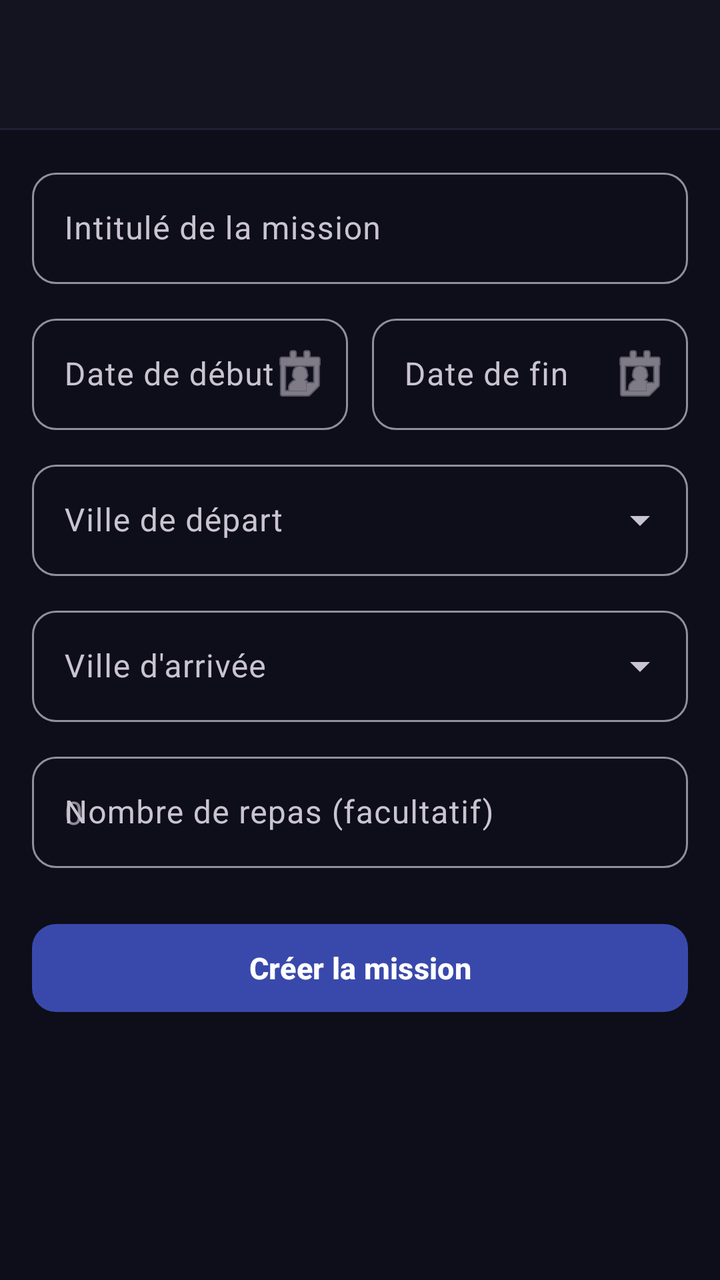
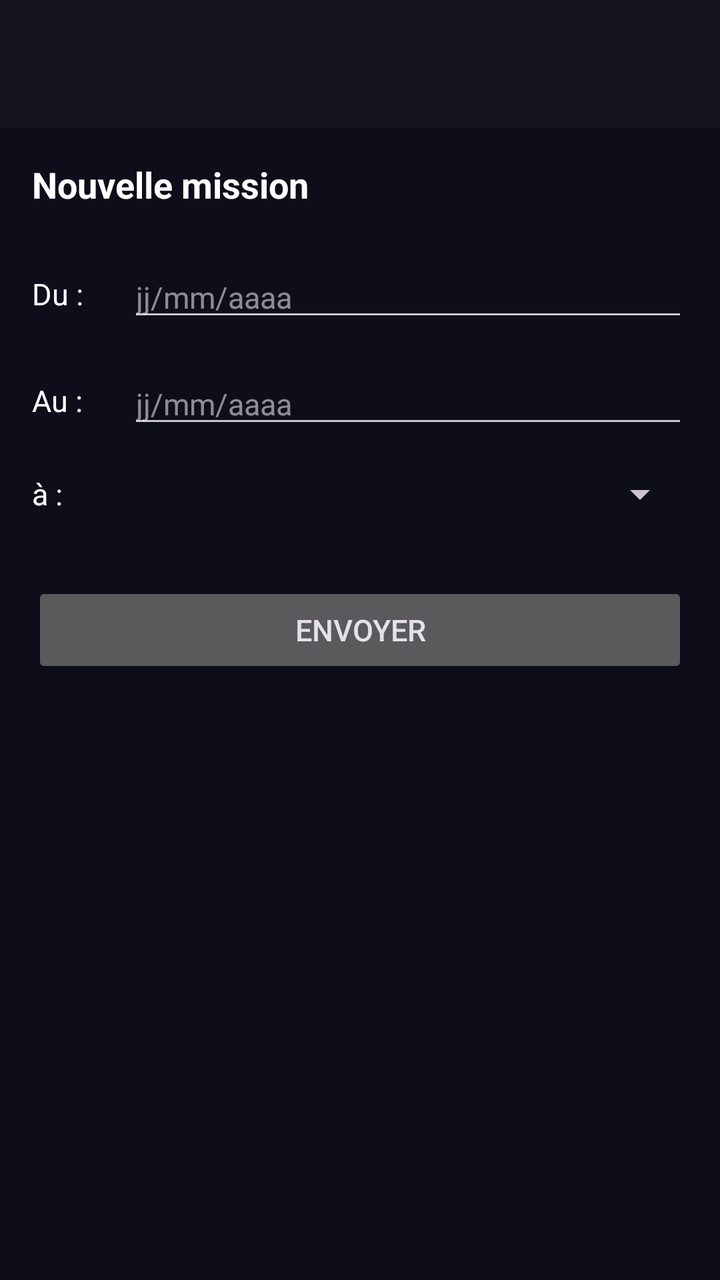

Screens rendered from an Android XML layout before and after an edit, with the pre-edit source and the edit as a unified diff.
<!-- AndroidManifest.xml: application theme Theme.Epoka -->
<!-- res/layout/activity_create_mission.xml -->
<?xml version="1.0" encoding="utf-8"?>
<androidx.coordinatorlayout.widget.CoordinatorLayout
    xmlns:android="http://schemas.android.com/apk/res/android"
    xmlns:app="http://schemas.android.com/apk/res-auto"
    android:layout_width="match_parent"
    android:layout_height="match_parent"
    android:background="@color/background">

    <com.google.android.material.appbar.AppBarLayout
        android:layout_width="match_parent"
        android:layout_height="wrap_content"
        android:background="@color/surface"
        app:elevation="0dp">
        <androidx.appcompat.widget.Toolbar
            android:id="@+id/toolbar"
            android:layout_width="match_parent"
            android:layout_height="?attr/actionBarSize"
            style="@style/Theme.Epoka.Toolbar" />
        <View android:layout_width="match_parent" android:layout_height="1dp"
            android:background="@color/surface_variant" />
    </com.google.android.material.appbar.AppBarLayout>

    <ScrollView
        android:layout_width="match_parent"
        android:layout_height="match_parent"
        app:layout_behavior="@string/appbar_scrolling_view_behavior">

        <LinearLayout
            android:layout_width="match_parent"
            android:layout_height="wrap_content"
            android:orientation="vertical"
            android:padding="16dp">

            
            <com.google.android.material.card.MaterialCardView
                android:id="@+id/cardError"
                android:layout_width="match_parent"
                android:layout_height="wrap_content"
                android:visibility="gone"
                app:cardBackgroundColor="@color/error_bg"
                app:cardCornerRadius="12dp"
                app:strokeColor="@color/error"
                app:strokeWidth="1dp"
                android:layout_marginBottom="12dp">
                <TextView
                    android:id="@+id/tvError"
                    android:layout_width="match_parent"
                    android:layout_height="wrap_content"
                    android:padding="12dp"
                    android:textColor="@color/error"
                    android:textSize="13sp" />
            </com.google.android.material.card.MaterialCardView>

            
            <com.google.android.material.textfield.TextInputLayout
                android:id="@+id/tilIntitule"
                android:layout_width="match_parent"
                android:layout_height="wrap_content"
                android:hint="Intitulé de la mission"
                style="@style/Widget.Material3.TextInputLayout.OutlinedBox"
                app:boxCornerRadiusTopStart="12dp" app:boxCornerRadiusTopEnd="12dp"
                app:boxCornerRadiusBottomStart="12dp" app:boxCornerRadiusBottomEnd="12dp"
                android:layout_marginBottom="12dp">
                <com.google.android.material.textfield.TextInputEditText
                    android:id="@+id/etIntitule"
                    android:layout_width="match_parent"
                    android:layout_height="wrap_content"
                    android:inputType="text|textCapSentences"
                    android:imeOptions="actionNext" />
            </com.google.android.material.textfield.TextInputLayout>

            
            <LinearLayout
                android:layout_width="match_parent"
                android:layout_height="wrap_content"
                android:orientation="horizontal"
                android:layout_marginBottom="12dp">

                <com.google.android.material.textfield.TextInputLayout
                    android:id="@+id/tilDateDebut"
                    android:layout_width="0dp"
                    android:layout_weight="1"
                    android:layout_height="wrap_content"
                    android:hint="Date de début"
                    style="@style/Widget.Material3.TextInputLayout.OutlinedBox"
                    app:boxCornerRadiusTopStart="12dp" app:boxCornerRadiusTopEnd="12dp"
                    app:boxCornerRadiusBottomStart="12dp" app:boxCornerRadiusBottomEnd="12dp"
                    android:layout_marginEnd="6dp"
                    app:endIconMode="custom"
                    app:endIconDrawable="@android:drawable/ic_menu_my_calendar">
                    <com.google.android.material.textfield.TextInputEditText
                        android:id="@+id/etDateDebut"
                        android:layout_width="match_parent"
                        android:layout_height="wrap_content"
                        android:focusable="false" />
                </com.google.android.material.textfield.TextInputLayout>

                <com.google.android.material.textfield.TextInputLayout
                    android:id="@+id/tilDateFin"
                    android:layout_width="0dp"
                    android:layout_weight="1"
                    android:layout_height="wrap_content"
                    android:hint="Date de fin"
                    style="@style/Widget.Material3.TextInputLayout.OutlinedBox"
                    app:boxCornerRadiusTopStart="12dp" app:boxCornerRadiusTopEnd="12dp"
                    app:boxCornerRadiusBottomStart="12dp" app:boxCornerRadiusBottomEnd="12dp"
                    android:layout_marginStart="6dp"
                    app:endIconMode="custom"
                    app:endIconDrawable="@android:drawable/ic_menu_my_calendar">
                    <com.google.android.material.textfield.TextInputEditText
                        android:id="@+id/etDateFin"
                        android:layout_width="match_parent"
                        android:layout_height="wrap_content"
                        android:focusable="false" />
                </com.google.android.material.textfield.TextInputLayout>
            </LinearLayout>

            
            <com.google.android.material.textfield.TextInputLayout
                android:id="@+id/tilDepart"
                android:layout_width="match_parent"
                android:layout_height="wrap_content"
                android:hint="Ville de départ"
                style="@style/Widget.Material3.TextInputLayout.OutlinedBox.ExposedDropdownMenu"
                app:boxCornerRadiusTopStart="12dp" app:boxCornerRadiusTopEnd="12dp"
                app:boxCornerRadiusBottomStart="12dp" app:boxCornerRadiusBottomEnd="12dp"
                android:layout_marginBottom="12dp">
                <AutoCompleteTextView
                    android:id="@+id/actvDepart"
                    android:layout_width="match_parent"
                    android:layout_height="wrap_content"
                    android:inputType="text" />
            </com.google.android.material.textfield.TextInputLayout>

            
            <com.google.android.material.textfield.TextInputLayout
                android:id="@+id/tilArrivee"
                android:layout_width="match_parent"
                android:layout_height="wrap_content"
                android:hint="Ville d'arrivée"
                style="@style/Widget.Material3.TextInputLayout.OutlinedBox.ExposedDropdownMenu"
                app:boxCornerRadiusTopStart="12dp" app:boxCornerRadiusTopEnd="12dp"
                app:boxCornerRadiusBottomStart="12dp" app:boxCornerRadiusBottomEnd="12dp"
                android:layout_marginBottom="12dp">
                <AutoCompleteTextView
                    android:id="@+id/actvArrivee"
                    android:layout_width="match_parent"
                    android:layout_height="wrap_content"
                    android:inputType="text" />
            </com.google.android.material.textfield.TextInputLayout>

            
            <com.google.android.material.textfield.TextInputLayout
                android:id="@+id/tilNbRepas"
                android:layout_width="match_parent"
                android:layout_height="wrap_content"
                android:hint="Nombre de repas (facultatif)"
                style="@style/Widget.Material3.TextInputLayout.OutlinedBox"
                app:boxCornerRadiusTopStart="12dp" app:boxCornerRadiusTopEnd="12dp"
                app:boxCornerRadiusBottomStart="12dp" app:boxCornerRadiusBottomEnd="12dp"
                android:layout_marginBottom="24dp">
                <com.google.android.material.textfield.TextInputEditText
                    android:id="@+id/etNbRepas"
                    android:layout_width="match_parent"
                    android:layout_height="wrap_content"
                    android:inputType="number"
                    android:hint="0" />
            </com.google.android.material.textfield.TextInputLayout>

            
            <ProgressBar
                android:id="@+id/progressBar"
                android:layout_width="wrap_content"
                android:layout_height="wrap_content"
                android:layout_gravity="center"
                android:visibility="gone"
                android:layout_marginBottom="8dp" />

            
            <com.google.android.material.button.MaterialButton
                android:id="@+id/btnCreate"
                android:layout_width="match_parent"
                android:layout_height="52dp"
                android:text="Créer la mission"
                android:textSize="15sp"
                android:textStyle="bold"
                app:cornerRadius="12dp" />

        </LinearLayout>
    </ScrollView>
</androidx.coordinatorlayout.widget.CoordinatorLayout>
<!-- resources referenced by this layout -->
<resources>
  <color name="background">#0D0E1A</color>
  <color name="error">#EF4444</color>
  <color name="error_bg">#1F1515</color>
  <color name="surface">#13141F</color>
  <color name="surface_variant">#1E2035</color>
  <style name="Theme.Epoka.Toolbar" parent="Widget.Material3.Toolbar">
          <item name="android:background">@color/surface</item>
          <item name="titleTextColor">@color/text_primary</item>
      </style>
  <style name="Theme.Epoka" parent="Theme.Material3.Dark.NoActionBar">
          <item name="colorPrimary">@color/primary</item>
          <item name="colorPrimaryContainer">@color/primary_container</item>
          <item name="colorOnPrimary">@color/on_primary</item>
          <item name="colorSurface">@color/surface</item>
          <item name="colorOnSurface">@color/on_surface</item>
          <item name="android:colorBackground">@color/background</item>
          <item name="colorError">@color/error</item>
  
          
          <item name="textInputStyle">@style/Widget.Material3.TextInputLayout.OutlinedBox</item>
      </style>
  <color name="text_primary">#FFFFFF</color>
  <color name="primary">#3949AB</color>
  <color name="primary_container">#283593</color>
  <color name="on_primary">#FFFFFF</color>
  <color name="on_surface">#FFFFFF</color>
</resources>

<!-- the commit's change to res/layout/activity_create_mission.xml (unified diff, before → after) -->
@@ -1,191 +1,140 @@
 <?xml version="1.0" encoding="utf-8"?>
-<androidx.coordinatorlayout.widget.CoordinatorLayout
+<LinearLayout
     xmlns:android="http://schemas.android.com/apk/res/android"
-    xmlns:app="http://schemas.android.com/apk/res-auto"
     android:layout_width="match_parent"
     android:layout_height="match_parent"
+    android:orientation="vertical"
     android:background="@color/background">
 
-    <com.google.android.material.appbar.AppBarLayout
+    
+    <androidx.appcompat.widget.Toolbar
+        android:id="@+id/toolbar"
+        android:layout_width="match_parent"
+        android:layout_height="?attr/actionBarSize"
+        android:background="@color/surface"
+        style="@style/Theme.Epoka.Toolbar" />
+
+    
+    <LinearLayout
         android:layout_width="match_parent"
         android:layout_height="wrap_content"
-        android:background="@color/surface"
-        app:elevation="0dp">
-        <androidx.appcompat.widget.Toolbar
-            android:id="@+id/toolbar"
-            android:layout_width="match_parent"
-            android:layout_height="?attr/actionBarSize"
-            style="@style/Theme.Epoka.Toolbar" />
-        <View android:layout_width="match_parent" android:layout_height="1dp"
-            android:background="@color/surface_variant" />
-    </com.google.android.material.appbar.AppBarLayout>
+        android:orientation="vertical"
+        android:padding="16dp">
 
-    <ScrollView
-        android:layout_width="match_parent"
-        android:layout_height="match_parent"
-        app:layout_behavior="@string/appbar_scrolling_view_behavior">
+        
+        <TextView
+            android:layout_width="wrap_content"
+            android:layout_height="wrap_content"
+            android:text="Nouvelle mission"
+            android:textSize="18sp"
+            android:textColor="@color/text_primary"
+            android:textStyle="bold"
+            android:layout_marginBottom="24dp" />
 
+        
         <LinearLayout
             android:layout_width="match_parent"
             android:layout_height="wrap_content"
-            android:orientation="vertical"
-            android:padding="16dp">
+            android:orientation="horizontal"
+            android:gravity="center_vertical"
+            android:layout_marginBottom="16dp">
 
-            
-            <com.google.android.material.card.MaterialCardView
-                android:id="@+id/cardError"
-                android:layout_width="match_parent"
+            <TextView
+                android:layout_width="48dp"
                 android:layout_height="wrap_content"
-                android:visibility="gone"
-                app:cardBackgroundColor="@color/error_bg"
-                app:cardCornerRadius="12dp"
-                app:strokeColor="@color/error"
-                app:strokeWidth="1dp"
-                android:layout_marginBottom="12dp">
-                <TextView
-                    android:id="@+id/tvError"
-                    android:layout_width="match_parent"
-                    android:layout_height="wrap_content"
-                    android:padding="12dp"
-                    android:textColor="@color/error"
-                    android:textSize="13sp" />
-            </com.google.android.material.card.MaterialCardView>
+                android:text="Du :"
+                android:textSize="15sp"
+                android:textColor="@color/text_primary" />
 
-            
-            <com.google.android.material.textfield.TextInputLayout
-                android:id="@+id/tilIntitule"
-                android:layout_width="match_parent"
+            <EditText
+                android:id="@+id/etDateDebut"
+                android:layout_width="0dp"
                 android:layout_height="wrap_content"
-                android:hint="Intitulé de la mission"
-                style="@style/Widget.Material3.TextInputLayout.OutlinedBox"
-                app:boxCornerRadiusTopStart="12dp" app:boxCornerRadiusTopEnd="12dp"
-                app:boxCornerRadiusBottomStart="12dp" app:boxCornerRadiusBottomEnd="12dp"
-                android:layout_marginBottom="12dp">
-                <com.google.android.material.textfield.TextInputEditText
-                    android:id="@+id/etIntitule"
-                    android:layout_width="match_parent"
-                    android:layout_height="wrap_content"
-                    android:inputType="text|textCapSentences"
-                    android:imeOptions="actionNext" />
-            </com.google.android.material.textfield.TextInputLayout>
+                android:layout_weight="1"
+                android:hint="jj/mm/aaaa"
+                android:focusable="false"
+                android:clickable="true"
+                android:textSize="15sp" />
+        </LinearLayout>
 
-            
-            <LinearLayout
-                android:layout_width="match_parent"
+        
+        <LinearLayout
+            android:layout_width="match_parent"
+            android:layout_height="wrap_content"
+            android:orientation="horizontal"
+            android:gravity="center_vertical"
+            android:layout_marginBottom="16dp">
+
+            <TextView
+                android:layout_width="48dp"
                 android:layout_height="wrap_content"
-                android:orientation="horizontal"
-                android:layout_marginBottom="12dp">
+                android:text="Au :"
+                android:textSize="15sp"
+                android:textColor="@color/text_primary" />
 
-                <com.google.android.material.textfield.TextInputLayout
-                    android:id="@+id/tilDateDebut"
-                    android:layout_width="0dp"
-                    android:layout_weight="1"
-                    android:layout_height="wrap_content"
-                    android:hint="Date de début"
-                    style="@style/Widget.Material3.TextInputLayout.OutlinedBox"
-                    app:boxCornerRadiusTopStart="12dp" app:boxCornerRadiusTopEnd="12dp"
-                    app:boxCornerRadiusBottomStart="12dp" app:boxCornerRadiusBottomEnd="12dp"
-                    android:layout_marginEnd="6dp"
-                    app:endIconMode="custom"
-                    app:endIconDrawable="@android:drawable/ic_menu_my_calendar">
-                    <com.google.android.material.textfield.TextInputEditText
-                        android:id="@+id/etDateDebut"
-                        android:layout_width="match_parent"
-                        android:layout_height="wrap_content"
-                        android:focusable="false" />
-                </com.google.android.material.textfield.TextInputLayout>
+            <EditText
+                android:id="@+id/etDateFin"
+                android:layout_width="0dp"
+                android:layout_height="wrap_content"
+                android:layout_weight="1"
+                android:hint="jj/mm/aaaa"
+                android:focusable="false"
+                android:clickable="true"
+                android:textSize="15sp" />
+        </LinearLayout>
 
-                <com.google.android.material.textfield.TextInputLayout
-                    android:id="@+id/tilDateFin"
-                    android:layout_width="0dp"
-                    android:layout_weight="1"
-                    android:layout_height="wrap_content"
-                    android:hint="Date de fin"
-                    style="@style/Widget.Material3.TextInputLayout.OutlinedBox"
-                    app:boxCornerRadiusTopStart="12dp" app:boxCornerRadiusTopEnd="12dp"
-                    app:boxCornerRadiusBottomStart="12dp" app:boxCornerRadiusBottomEnd="12dp"
-                    android:layout_marginStart="6dp"
-                    app:endIconMode="custom"
-                    app:endIconDrawable="@android:drawable/ic_menu_my_calendar">
-                    <com.google.android.material.textfield.TextInputEditText
-                        android:id="@+id/etDateFin"
-                        android:layout_width="match_parent"
-                        android:layout_height="wrap_content"
-                        android:focusable="false" />
-                </com.google.android.material.textfield.TextInputLayout>
-            </LinearLayout>
+        
+        <LinearLayout
+            android:layout_width="match_parent"
+            android:layout_height="wrap_content"
+            android:orientation="horizontal"
+            android:gravity="center_vertical"
+            android:layout_marginBottom="32dp">
 
-            
-            <com.google.android.material.textfield.TextInputLayout
-                android:id="@+id/tilDepart"
-                android:layout_width="match_parent"
+            <TextView
+                android:layout_width="48dp"
                 android:layout_height="wrap_content"
-                android:hint="Ville de départ"
-                style="@style/Widget.Material3.TextInputLayout.OutlinedBox.ExposedDropdownMenu"
-                app:boxCornerRadiusTopStart="12dp" app:boxCornerRadiusTopEnd="12dp"
-                app:boxCornerRadiusBottomStart="12dp" app:boxCornerRadiusBottomEnd="12dp"
-                android:layout_marginBottom="12dp">
-                <AutoCompleteTextView
-                    android:id="@+id/actvDepart"
-                    android:layout_width="match_parent"
-                    android:layout_height="wrap_content"
-                    android:inputType="text" />
-            </com.google.android.material.textfield.TextInputLayout>
+                android:text="à :"
+                android:textSize="15sp"
+                android:textColor="@color/text_primary" />
 
-            
-            <com.google.android.material.textfield.TextInputLayout
-                android:id="@+id/tilArrivee"
-                android:layout_width="match_parent"
+            <Spinner
+                android:id="@+id/spinnerVille"
+                android:layout_width="0dp"
                 android:layout_height="wrap_content"
-                android:hint="Ville d'arrivée"
-                style="@style/Widget.Material3.TextInputLayout.OutlinedBox.ExposedDropdownMenu"
-                app:boxCornerRadiusTopStart="12dp" app:boxCornerRadiusTopEnd="12dp"
-                app:boxCornerRadiusBottomStart="12dp" app:boxCornerRadiusBottomEnd="12dp"
-                android:layout_marginBottom="12dp">
-                <AutoCompleteTextView
-                    android:id="@+id/actvArrivee"
-                    android:layout_width="match_parent"
-                    android:layout_height="wrap_content"
-                    android:inputType="text" />
-            </com.google.android.material.textfield.TextInputLayout>
+                android:layout_weight="1" />
+        </LinearLayout>
 
-            
-            <com.google.android.material.textfield.TextInputLayout
-                android:id="@+id/tilNbRepas"
-                android:layout_width="match_parent"
-                android:layout_height="wrap_content"
-                android:hint="Nombre de repas (facultatif)"
-                style="@style/Widget.Material3.TextInputLayout.OutlinedBox"
-                app:boxCornerRadiusTopStart="12dp" app:boxCornerRadiusTopEnd="12dp"
-                app:boxCornerRadiusBottomStart="12dp" app:boxCornerRadiusBottomEnd="12dp"
-                android:layout_marginBottom="24dp">
-                <com.google.android.material.textfield.TextInputEditText
-                    android:id="@+id/etNbRepas"
-                    android:layout_width="match_parent"
-                    android:layout_height="wrap_content"
-                    android:inputType="number"
-                    android:hint="0" />
-            </com.google.android.material.textfield.TextInputLayout>
+        
+        <TextView
+            android:id="@+id/tvError"
+            android:layout_width="match_parent"
+            android:layout_height="wrap_content"
+            android:textColor="#D32F2F"
+            android:textSize="13sp"
+            android:visibility="gone"
+            android:layout_marginBottom="8dp" />
 
-            
-            <ProgressBar
-                android:id="@+id/progressBar"
-                android:layout_width="wrap_content"
-                android:layout_height="wrap_content"
-                android:layout_gravity="center"
-                android:visibility="gone"
-                android:layout_marginBottom="8dp" />
+        
+        <Button
+            android:id="@+id/btnEnvoyer"
+            android:layout_width="match_parent"
+            android:layout_height="wrap_content"
+            android:text="Envoyer"
+            android:textSize="15sp"
+            android:layout_marginBottom="16dp" />
 
-            
-            <com.google.android.material.button.MaterialButton
-                android:id="@+id/btnCreate"
-                android:layout_width="match_parent"
-                android:layout_height="52dp"
-                android:text="Créer la mission"
-                android:textSize="15sp"
-                android:textStyle="bold"
-                app:cornerRadius="12dp" />
+        
+        <TextView
+            android:id="@+id/tvConfirmation"
+            android:layout_width="match_parent"
+            android:layout_height="wrap_content"
+            android:text="Enregistrement effectué"
+            android:textSize="15sp"
+            android:textColor="#388E3C"
+            android:gravity="center"
+            android:visibility="gone" />
 
-        </LinearLayout>
-    </ScrollView>
-</androidx.coordinatorlayout.widget.CoordinatorLayout>
+    </LinearLayout>
+
+</LinearLayout>
<!-- resource entries referenced after the edit -->
@@ -1,10 +1,8 @@
 <!-- resources referenced by this layout -->
 <resources>
   <color name="background">#0D0E1A</color>
-  <color name="error">#EF4444</color>
-  <color name="error_bg">#1F1515</color>
   <color name="surface">#13141F</color>
-  <color name="surface_variant">#1E2035</color>
+  <color name="text_primary">#FFFFFF</color>
   <style name="Theme.Epoka.Toolbar" parent="Widget.Material3.Toolbar">
           <item name="android:background">@color/surface</item>
           <item name="titleTextColor">@color/text_primary</item>
@@ -21,10 +19,10 @@
           
           <item name="textInputStyle">@style/Widget.Material3.TextInputLayout.OutlinedBox</item>
       </style>
-  <color name="text_primary">#FFFFFF</color>
   <color name="primary">#3949AB</color>
   <color name="primary_container">#283593</color>
   <color name="on_primary">#FFFFFF</color>
   <color name="on_surface">#FFFFFF</color>
+  <color name="error">#EF4444</color>
 </resources>
 
